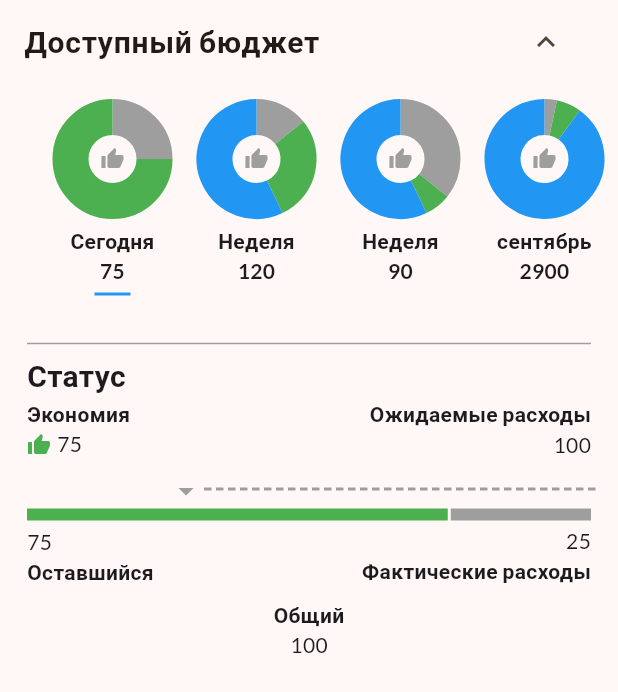
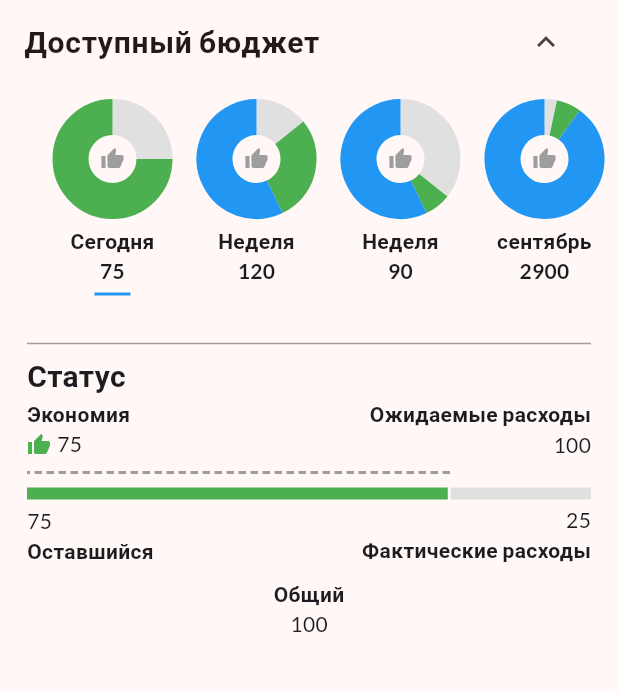
Before and after one commit to denickman/Budget, a Flutter app: the screen it shows after launch, after a tap on the "keyboard arrow down" icon, after a tap on "Сегодня", on a phone screen of 412 x 824 dp. Shown: the top 692 px of the screen. Run offline on Flutter 3.47's test engine with Material 3 defaults, Android fonts, the phone set to English and light mode, and no system bars; drawn by our look-alikes of fl_chart; our stand-ins replace google_fonts.

Commit message:
Update status segments UI

```diff
--- a/lib/constants/app_theme.dart
+++ b/lib/constants/app_theme.dart
@@ -7,7 +7,6 @@ class AppColors {
   static const Color primary = Color.fromARGB(255, 131, 57, 0);
   static const Color overspend = Colors.red;
   static const Color economy = Colors.green;
-  static const Color expected = Colors.grey;
   static const Color future = Colors.blue;
   static const Color neutral = Colors.black;
   static const Color background = Colors.white;
@@ -15,6 +14,8 @@ class AppColors {
   static const Color dashedLine = Colors.grey;
   static const Color segmentSpacing = Colors.transparent; // For spacing if needed
   static const Color iconGrey = Colors.grey;
+
+  static Color expected = Colors.grey.shade300;
 }
 
 // Global Text styles
--- a/lib/widgets/available/available_status.dart
+++ b/lib/widgets/available/available_status.dart
@@ -2,8 +2,8 @@ import 'package:flutter/material.dart';
 import 'package:finapp/constants/app_theme.dart';
 import 'package:finapp/models/temp_data.dart';
 import 'package:finapp/utils/helpers.dart';
-import 'package:finapp/widgets/available/remaining_status.dart';
 import 'package:finapp/l10n/app_localizations.dart';
+import 'package:finapp/widgets/available/status_segments.dart';
 
 class AvailableStatus extends StatelessWidget {
   const AvailableStatus({
@@ -14,59 +14,6 @@ class AvailableStatus extends StatelessWidget {
 
   final TempData period;
   final bool isSelected;
-
-  List<Widget> _buildSegments(double initial, double spent) {
-    double expected = period.expected;
-    double gray = getGray(spent, expected);
-    double red = getRed(spent, expected);
-    double green = getGreen(expected, spent);
-    double future = initial - expected;
-    double total = initial + red;
-
-    const double segmentSpacing = 2.0;
-    List<Widget> segments = [];
-
-    if (future > 0) {
-      segments.add(
-        Expanded(
-          flex: (future / total * 100).round(),
-          child: const ColoredSegment(color: AppColors.future),
-        ),
-      );
-    }
-
-    if (green > 0) {
-      segments.add(
-        Expanded(
-          flex: (green / total * 100).round(),
-          child: const ColoredSegment(color: AppColors.economy),
-        ),
-      );
-    } else {
-      segments.add(const SizedBox(width: segmentSpacing));
-    }
-
-    if (red > 0) {
-      segments.add(
-        Expanded(
-          flex: (red / total * 100).round(),
-          child: const ColoredSegment(color: AppColors.overspend),
-        ),
-      );
-    }
-
-    if (gray > 0) {
-      if (red == 0) segments.add(const SizedBox(width: segmentSpacing));
-      segments.add(
-        Expanded(
-          flex: (gray / total * 100).round(),
-          child: const ColoredSegment(color: AppColors.expected),
-        ),
-      );
-    }
-
-    return segments;
-  }
 
   @override
   Widget build(BuildContext context) {
@@ -89,7 +36,7 @@ class AvailableStatus extends StatelessWidget {
               style: AppTextStyles.boldLarge,
             ),
           ),
-          EconomyOverspendExpectedInfoRow(
+          EconomyOrOverspendStatus(
             initial: initial,
             spent: spent,
             expected: expected,
@@ -98,10 +45,13 @@ class AvailableStatus extends StatelessWidget {
             green: green,
           ),
           const SizedBox(height: 8),
-          RemainingStatus(initial: initial, spent: spent),
-          Row(children: _buildSegments(initial, spent)),
+          SegmentsStatus(
+            initial: initial,
+            spent: spent,
+            expected: expected,
+          ),
           const SizedBox(height: 4),
-          RemainingSpentInfoRow(initial: initial, spent: spent),
+          RemainAndActualStatus(initial: initial, spent: spent),
           const SizedBox(height: 8),
           OverallInfo(initial: initial),
         ],
@@ -110,22 +60,7 @@ class AvailableStatus extends StatelessWidget {
   }
 }
 
-class ColoredSegment extends StatelessWidget {
-  final Color color;
-  const ColoredSegment({super.key, required this.color});
-
-  @override
-  Widget build(BuildContext context) {
-    return AnimatedContainer(
-      duration: Duration(milliseconds: 500),
-      curve: Curves.easeInOut,
-      height: 8,
-      color: color,
-    );
-  }
-}
-
-class EconomyOverspendExpectedInfoRow extends StatelessWidget {
+class EconomyOrOverspendStatus extends StatelessWidget {
   final double initial;
   final double spent;
   final double expected;
@@ -133,7 +68,7 @@ class EconomyOverspendExpectedInfoRow extends StatelessWidget {
   final double red;
   final double green;
 
-  const EconomyOverspendExpectedInfoRow({
+  const EconomyOrOverspendStatus({
     super.key,
     required this.initial,
     required this.spent,
@@ -189,11 +124,11 @@ class EconomyOverspendExpectedInfoRow extends StatelessWidget {
   }
 }
 
-class RemainingSpentInfoRow extends StatelessWidget {
+class RemainAndActualStatus extends StatelessWidget {
   final double initial;
   final double spent;
 
-  const RemainingSpentInfoRow({
+  const RemainAndActualStatus({
     super.key,
     required this.initial,
     required this.spent,
--- a/lib/widgets/available/remaining_status.dart
+++ /dev/null
@@ -1,61 +0,0 @@
-import 'package:flutter/material.dart';
-import 'package:finapp/constants/app_theme.dart';
-import 'package:finapp/utils/helpers.dart';
-
-class RemainingStatus extends StatelessWidget {
-  final double initial;
-  final double spent;
-
-  const RemainingStatus({
-    super.key,
-    required this.initial,
-    required this.spent,
-  });
-
-  @override
-  Widget build(BuildContext context) {
-    final remaining = getRemaining(initial, spent);
-    final remainingFraction = remaining <= 0 ? 0.0 : remaining / initial;
-
-    return Align(
-      alignment: Alignment.centerRight,
-      child: FractionallySizedBox(
-        widthFactor: remainingFraction,
-        child: Row(
-          mainAxisSize: MainAxisSize.max,
-          children: [
-            const Icon(Icons.arrow_drop_down, color: AppColors.dashedLine),
-            Expanded(
-              child: CustomPaint(
-                painter: DashedLinePainter(),
-                child: const SizedBox(height: 2),
-              ),
-            ),
-          ],
-        ),
-      ),
-    );
-  }
-}
-
-class DashedLinePainter extends CustomPainter {
-  @override
-  void paint(Canvas canvas, Size size) {
-    final paint = Paint()
-      ..color = AppColors.dashedLine
-      ..strokeWidth = 2
-      ..style = PaintingStyle.stroke;
-
-    const double dashWidth = 5.0;
-    const double dashSpace = 3.0;
-    double startX = 0;
-
-    while (startX < size.width) {
-      canvas.drawLine(Offset(startX, 0), Offset(startX + dashWidth, 0), paint);
-      startX += dashWidth + dashSpace;
-    }
-  }
-
-  @override
-  bool shouldRepaint(covariant CustomPainter oldDelegate) => false;
-}
--- /dev/null
+++ b/lib/widgets/available/status_segments.dart
@@ -0,0 +1,146 @@
+import 'dart:math' as math;
+import 'package:flutter/material.dart';
+import 'package:finapp/constants/app_theme.dart';
+import 'package:finapp/utils/helpers.dart';
+
+class SegmentsStatus extends StatelessWidget {
+  final double initial;
+  final double spent;
+  final double expected;
+
+  const SegmentsStatus({
+    super.key,
+    required this.initial,
+    required this.spent,
+    required this.expected,
+  });
+
+  @override
+  Widget build(BuildContext context) {
+    double gray = getGray(spent, expected);
+    double red = getRed(spent, expected);
+    double green = getGreen(expected, spent);
+    double future = initial - expected;
+    double total = initial + red;
+    double remaining = math.max(0.0, initial - spent);
+    double dashedLineFraction = (future + green + red) / total;
+
+    const double segmentSpacing = 2.0;
+    List<Widget> segments = [];
+
+    if (future > 0) {
+      segments.add(
+        Expanded(
+          flex: (future / total * 100).round(),
+          child: const ColoredSegment(color: AppColors.future),
+        ),
+      );
+    }
+
+    bool hasAddedSpacing = false;
+
+    if (green > 0) {
+      segments.add(
+        Expanded(
+          flex: (green / total * 100).round(),
+          child: const ColoredSegment(color: AppColors.economy),
+        ),
+      );
+    } else {
+      segments.add(const SizedBox(width: segmentSpacing));
+      hasAddedSpacing = true;
+    }
+
+    if (red > 0) {
+      segments.add(
+        Expanded(
+          flex: (red / total * 100).round(),
+          child: const ColoredSegment(color: AppColors.overspend),
+        ),
+      );
+    }
+
+    if (gray > 0) {
+      if (red == 0 && !hasAddedSpacing) {
+        segments.add(const SizedBox(width: segmentSpacing));
+      }
+      segments.add(
+        Expanded(
+          flex: (gray / total * 100).round(),
+          child: ColoredSegment(color: AppColors.expected),
+        ),
+      );
+    }
+
+    // Переворачиваем для нужного порядка (серый справа, затем красный/зелёный, синий слева)
+    segments = segments.reversed.toList();
+
+    return Column(
+      children: [
+        // Пунктирная линия
+        Align(
+          alignment: Alignment.centerLeft,
+          child: FractionallySizedBox(
+            widthFactor: dashedLineFraction,
+            child: Row(
+              mainAxisSize: MainAxisSize.max,
+              children: [
+                Expanded(
+                  child: CustomPaint(
+                    painter: DashedLinePainter(),
+                    child: const SizedBox(height: 10),
+                  ),
+                ),
+               // const Icon(Icons.arrow_drop_down, color: AppColors.dashedLine),
+              ],
+            ),
+          ),
+        ),
+        // Сегменты (справа налево визуально: серый -> красный/зелёный -> синий)
+        Row(
+          textDirection: TextDirection.rtl,
+          children: segments,
+        ),
+      ],
+    );
+  }
+}
+
+class ColoredSegment extends StatelessWidget {
+  final Color color;
+  const ColoredSegment({super.key, required this.color});
+
+  @override
+  Widget build(BuildContext context) {
+    return AnimatedContainer(
+      duration: const Duration(milliseconds: 500),
+      curve: Curves.easeInOut,
+      height: 8,
+      color: color,
+    );
+  }
+}
+
+class DashedLinePainter extends CustomPainter {
+  @override
+  void paint(Canvas canvas, Size size) {
+    final paint = Paint()
+      ..color = AppColors.dashedLine
+      ..strokeWidth = 2
+      ..style = PaintingStyle.stroke;
+
+    const double dashWidth = 5.0;
+    const double dashSpace = 3.0;
+    double startX = size.width; // Начинаем с правого края
+
+    while (startX > 0) {
+      double endX = startX - dashWidth;
+      if (endX < 0) endX = 0;
+      canvas.drawLine(Offset(startX, 0), Offset(endX, 0), paint);
+      startX -= dashWidth + dashSpace;
+    }
+  }
+
+  @override
+  bool shouldRepaint(covariant CustomPainter oldDelegate) => false;
+}
```
